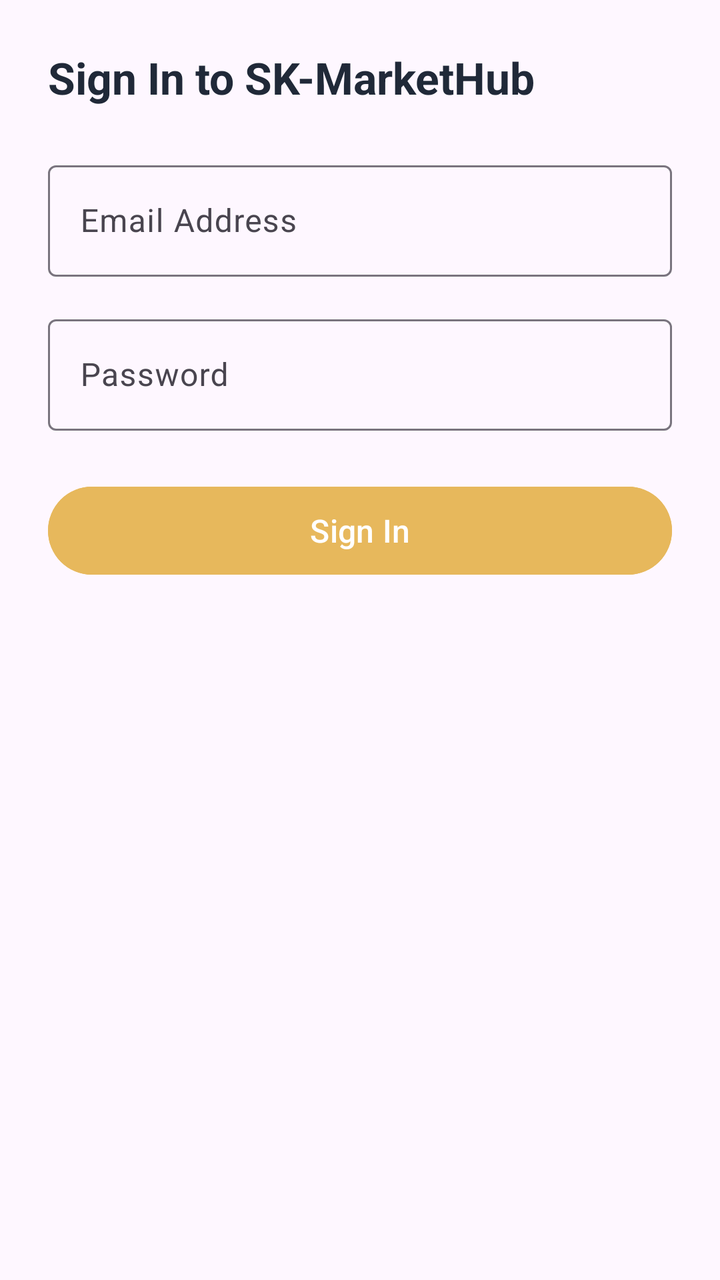
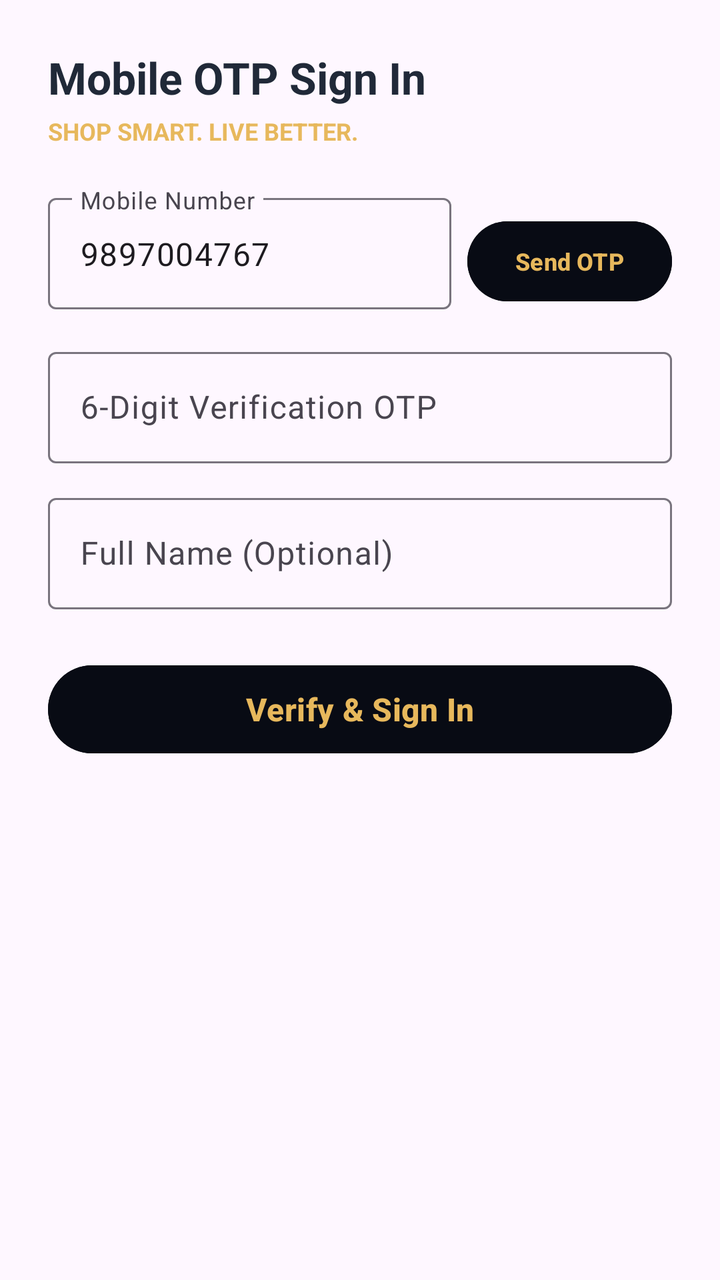

Two renders of the same Android screen: before a commit and after it. Below are the layout's source before the change and the commit's diff.
<!-- AndroidManifest.xml: application theme Theme.SKMarketHub -->
<!-- res/layout/fragment_login.xml -->
<?xml version="1.0" encoding="utf-8"?>
<ScrollView xmlns:android="http://schemas.android.com/apk/res/android"
    android:layout_width="match_parent"
    android:layout_height="match_parent"
    android:padding="24dp">

    <LinearLayout
        android:layout_width="match_parent"
        android:layout_height="wrap_content"
        android:orientation="vertical">

        <TextView
            android:layout_width="wrap_content"
            android:layout_height="wrap_content"
            android:text="Sign In to SK-MarketHub"
            android:textColor="@color/text_primary"
            android:textSize="22sp"
            android:textStyle="bold" />

        <com.google.android.material.textfield.TextInputLayout
            android:layout_width="match_parent"
            android:layout_height="wrap_content"
            android:layout_marginTop="24dp"
            android:hint="Email Address">

            <com.google.android.material.textfield.TextInputEditText
                android:id="@+id/etLoginEmail"
                android:layout_width="match_parent"
                android:layout_height="wrap_content"
                android:inputType="textEmailAddress" />
        </com.google.android.material.textfield.TextInputLayout>

        <com.google.android.material.textfield.TextInputLayout
            android:layout_width="match_parent"
            android:layout_height="wrap_content"
            android:layout_marginTop="16dp"
            android:hint="Password">

            <com.google.android.material.textfield.TextInputEditText
                android:id="@+id/etLoginPassword"
                android:layout_width="match_parent"
                android:layout_height="wrap_content"
                android:inputType="textPassword" />
        </com.google.android.material.textfield.TextInputLayout>

        <Button
            android:id="@+id/btnLogin"
            android:layout_width="match_parent"
            android:layout_height="52dp"
            android:layout_marginTop="24dp"
            android:backgroundTint="@color/accent"
            android:text="Sign In"
            android:textAllCaps="false"
            android:textSize="16sp" />

        <ProgressBar
            android:id="@+id/pbLogin"
            android:layout_width="wrap_content"
            android:layout_height="wrap_content"
            android:layout_gravity="center"
            android:layout_marginTop="16dp"
            android:visibility="gone" />

    </LinearLayout>

</ScrollView>
<!-- resources referenced by this layout -->
<resources>
  <color name="accent">#E7B85C</color>
  <color name="text_primary">#202938</color>
  <style name="Theme.SKMarketHub" parent="Theme.Material3.DayNight">
          <item name="colorPrimary">@color/primary</item>
          <item name="colorPrimaryDark">@color/primary_dark</item>
          <item name="colorAccent">@color/accent</item>
          <item name="android:statusBarColor">@color/primary_dark</item>
      </style>
  <color name="primary">#080B14</color>
  <color name="primary_dark">#080B14</color>
</resources>

<!-- the commit's change to res/layout/fragment_login.xml (unified diff, before → after) -->
@@ -12,35 +12,77 @@
         <TextView
             android:layout_width="wrap_content"
             android:layout_height="wrap_content"
-            android:text="Sign In to SK-MarketHub"
+            android:text="Mobile OTP Sign In"
             android:textColor="@color/text_primary"
             android:textSize="22sp"
             android:textStyle="bold" />
 
+        <TextView
+            android:layout_width="wrap_content"
+            android:layout_height="wrap_content"
+            android:layout_marginTop="4dp"
+            android:text="SHOP SMART. LIVE BETTER."
+            android:textColor="@color/accent"
+            android:textSize="12sp"
+            android:textStyle="bold" />
+
+        <LinearLayout
+            android:layout_width="match_parent"
+            android:layout_height="wrap_content"
+            android:layout_marginTop="20dp"
+            android:orientation="horizontal">
+
+            <com.google.android.material.textfield.TextInputLayout
+                android:layout_width="0dp"
+                android:layout_height="wrap_content"
+                android:layout_weight="1"
+                android:hint="Mobile Number">
+
+                <com.google.android.material.textfield.TextInputEditText
+                    android:id="@+id/etLoginMobile"
+                    android:layout_width="match_parent"
+                    android:layout_height="wrap_content"
+                    android:inputType="phone"
+                    android:text="9897004767" />
+            </com.google.android.material.textfield.TextInputLayout>
+
+            <Button
+                android:id="@+id/btnSendMobileOtp"
+                android:layout_width="wrap_content"
+                android:layout_height="wrap_content"
+                android:layout_gravity="bottom"
+                android:layout_marginStart="8dp"
+                android:backgroundTint="@color/primary"
+                android:text="Send OTP"
+                android:textColor="@color/accent"
+                android:textSize="12sp"
+                android:textStyle="bold" />
+        </LinearLayout>
+
         <com.google.android.material.textfield.TextInputLayout
             android:layout_width="match_parent"
             android:layout_height="wrap_content"
-            android:layout_marginTop="24dp"
-            android:hint="Email Address">
+            android:layout_marginTop="16dp"
+            android:hint="6-Digit Verification OTP">
 
             <com.google.android.material.textfield.TextInputEditText
-                android:id="@+id/etLoginEmail"
+                android:id="@+id/etLoginOtpCode"
                 android:layout_width="match_parent"
                 android:layout_height="wrap_content"
-                android:inputType="textEmailAddress" />
+                android:inputType="number"
+                android:maxLength="6" />
         </com.google.android.material.textfield.TextInputLayout>
 
         <com.google.android.material.textfield.TextInputLayout
             android:layout_width="match_parent"
             android:layout_height="wrap_content"
-            android:layout_marginTop="16dp"
-            android:hint="Password">
+            android:layout_marginTop="12dp"
+            android:hint="Full Name (Optional)">
 
             <com.google.android.material.textfield.TextInputEditText
-                android:id="@+id/etLoginPassword"
+                android:id="@+id/etLoginFirstName"
                 android:layout_width="match_parent"
-                android:layout_height="wrap_content"
-                android:inputType="textPassword" />
+                android:layout_height="wrap_content" />
         </com.google.android.material.textfield.TextInputLayout>
 
         <Button
@@ -48,10 +90,12 @@
             android:layout_width="match_parent"
             android:layout_height="52dp"
             android:layout_marginTop="24dp"
-            android:backgroundTint="@color/accent"
-            android:text="Sign In"
+            android:backgroundTint="@color/primary"
+            android:text="Verify &amp; Sign In"
             android:textAllCaps="false"
-            android:textSize="16sp" />
+            android:textColor="@color/accent"
+            android:textSize="16sp"
+            android:textStyle="bold" />
 
         <ProgressBar
             android:id="@+id/pbLogin"
